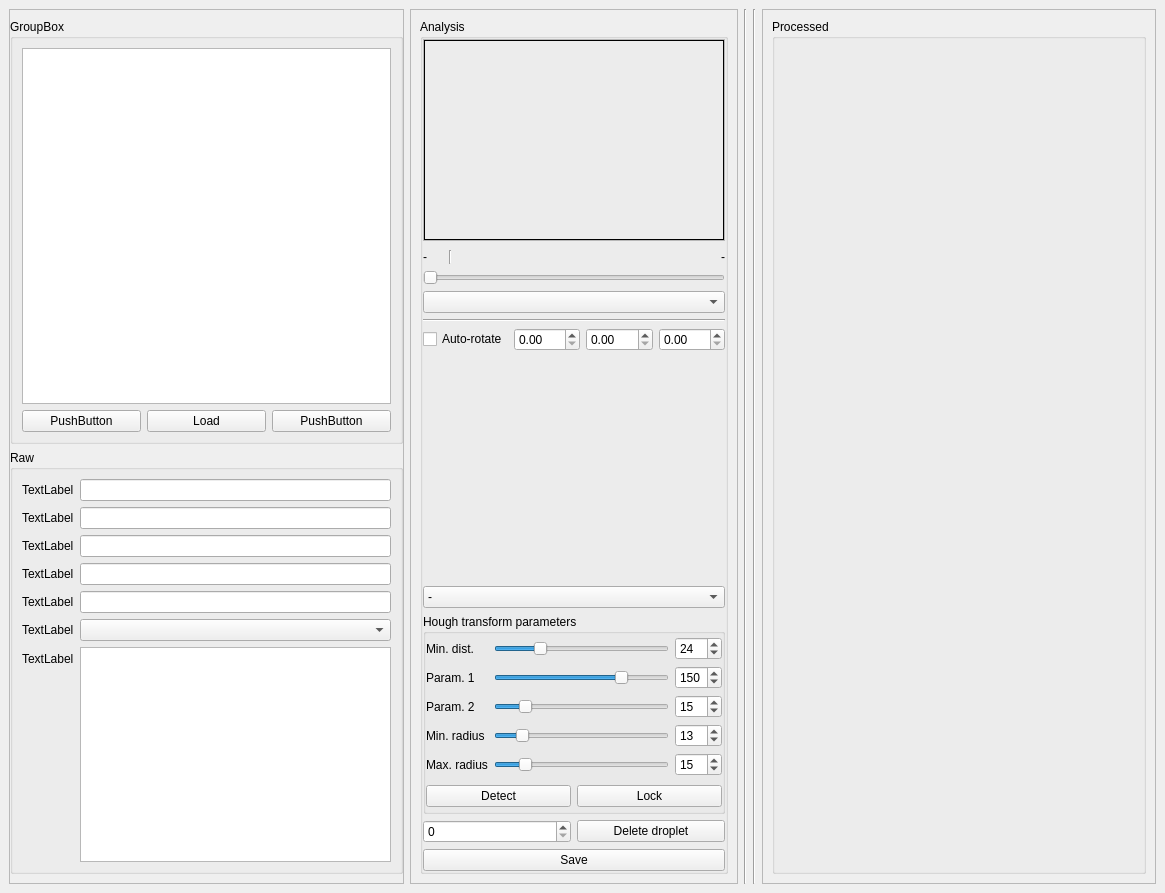
Above: src/gui/analysis.ui from gfogwill/FrESH before the change. Below: the same form after it.
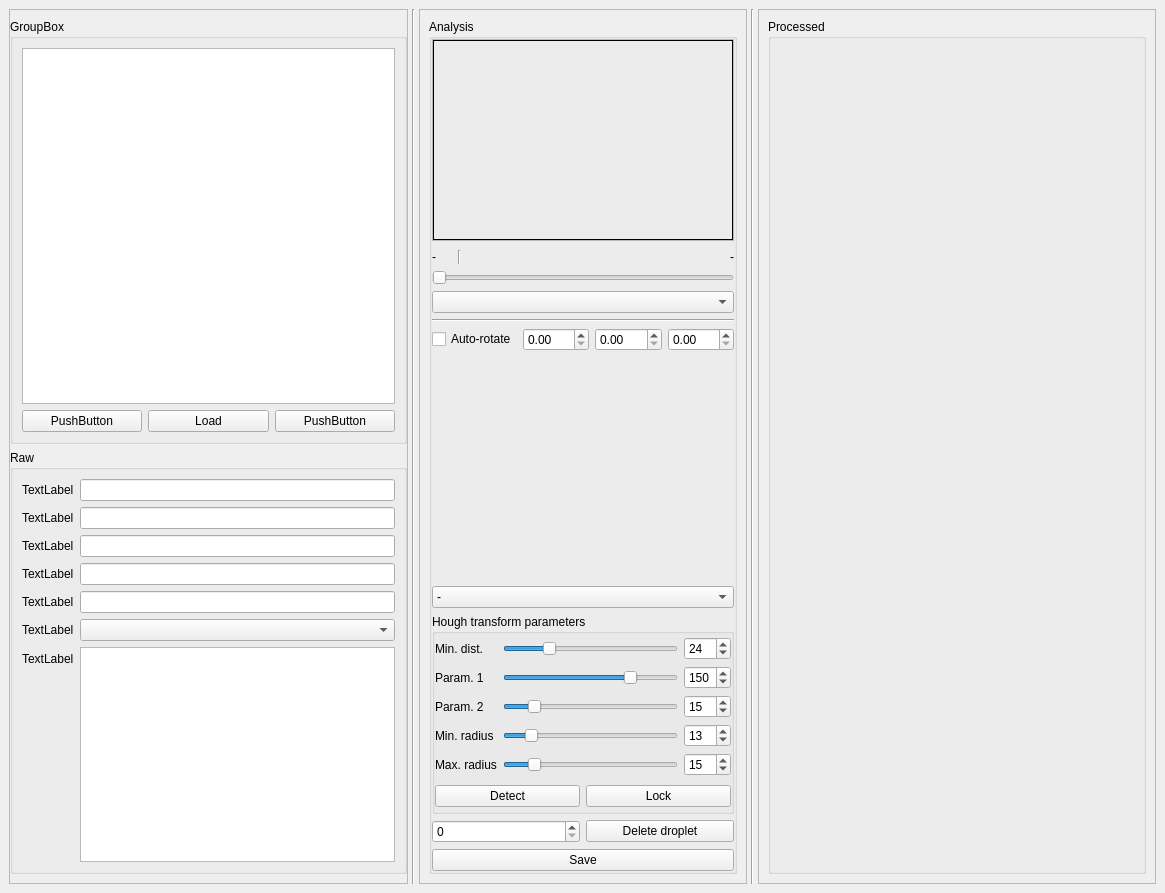
That is the form after the change. Custom widgets are drawn as their Qt base class.

```diff
--- a/src/gui/analysis.ui
+++ b/src/gui/analysis.ui
@@ -19,6 +19,9 @@
      <layout class="QVBoxLayout" name="verticalLayout_2">
       <item>
        <layout class="QHBoxLayout" name="horizontalLayout" stretch="1,0,0,0,1">
+        <property name="spacing">
+         <number>4</number>
+        </property>
         <item>
          <widget class="QFrame" name="frame_raw">
           <property name="frameShape">
@@ -161,6 +164,13 @@
           </layout>
          </widget>
         </item>
+        <item>
+         <widget class="Line" name="vertical_line">
+          <property name="orientation">
+           <enum>Qt::Vertical</enum>
+          </property>
+         </widget>
+        </item>
         <item>
          <widget class="QFrame" name="frame_interim">
           <property name="sizePolicy">
@@ -634,13 +644,6 @@
           </layout>
          </widget>
         </item>
-        <item>
-         <widget class="Line" name="vertical_line">
-          <property name="orientation">
-           <enum>Qt::Vertical</enum>
-          </property>
-         </widget>
-        </item>
         <item>
          <widget class="Line" name="vertical_line_2">
           <property name="orientation">
@@ -675,8 +678,14 @@
               <property name="bottomMargin">
                <number>0</number>
               </property>
+              <property name="spacing">
+               <number>0</number>
+              </property>
               <item row="0" column="0">
                <layout class="QVBoxLayout" name="verticalLayout_4">
+                <property name="spacing">
+                 <number>0</number>
+                </property>
                 <item>
                  <widget class="PlotWidget" name="FFwidget" native="true"/>
                 </item>
```
